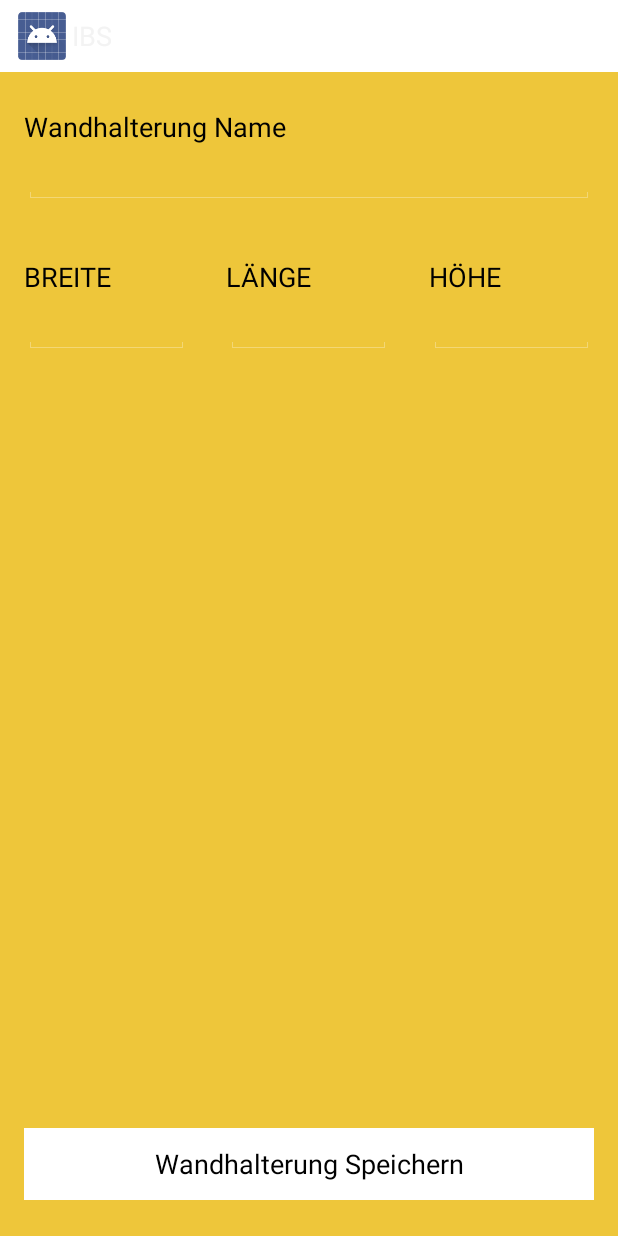
After one commit to johnyso/IBA-system, an Android app: the layout speaker_add_fragment.xml on its own in the app's theme, with its tools: preview values and no code run, on a phone screen of 412 x 824 dp. The commit adds this screen. Run offline under Robolectric (Android 15) with nearby library versions, the phone set to English and light mode, and no system bars.

Commit message:
add spekaer

```diff
--- a/app/src/main/java/de/ibs/app/overview/AddSpeaker.java
+++ b/app/src/main/java/de/ibs/app/overview/AddSpeaker.java
@@ -1,7 +1,71 @@
 package de.ibs.app.overview;
 
+import android.content.ContentValues;
+import android.content.Context;
+import android.net.Uri;
+import android.os.Bundle;
 import android.support.v4.app.Fragment;
+import android.support.v4.app.FragmentActivity;
+import android.view.LayoutInflater;
+import android.view.View;
+import android.view.ViewGroup;
+import android.widget.*;
+import de.ibs.app.R;
+import de.ibs.app.room.utils.RoomContract;
 
-public class AddSpeaker extends Fragment {
+public class AddSpeaker extends Fragment implements Button.OnClickListener {
+    private Context context;
+    private Button button;
+    private EditText height;
+    private EditText width;
+    private EditText length;
+    private EditText name;
+    private TextView id;
 
+    @Override
+    public void onCreate(Bundle savedInstanceState) {
+        super.onCreate(savedInstanceState);
+        this.context = getActivity();
+    }
+
+    @Override
+    public View onCreateView(LayoutInflater inflater, ViewGroup container, Bundle savedInstanceState) {
+        View view = inflater.inflate(R.layout.speaker_add_fragment, container, false);
+        this.button = (Button) view.findViewById(R.id.button);
+        this.height = (EditText) view.findViewById(R.id.editHeight);
+        this.width = (EditText) view.findViewById(R.id.editWidth);
+        this.length = (EditText) view.findViewById(R.id.editLength);
+        this.name = (EditText) view.findViewById(R.id.editName);
+        this.id = (TextView) view.findViewById(R.id.id);
+        this.button.setOnClickListener(this);
+        return view;
+
+    }
+
+    @Override
+    public void onClick(View v) {
+        if (this.height.getText().toString().matches("")
+                || this.width.getText().toString().matches("")
+                || this.length.getText().toString().matches("")
+                || this.name.getText().toString().matches("")) {
+            Toast toast = Toast.makeText(getActivity(), "please Enter all Datas", Toast.LENGTH_SHORT);
+            toast.show();
+        } else {
+            ContentValues values = new ContentValues();
+            values.put(RoomContract.Rooms.NAME, this.name.getText().toString());
+            Uri uri;
+            if (this.id.getText().equals("")) {
+                //  uri = getActivity().getContentResolver().insert(Uri.withAppendedPath(RoomContract.CONTENT_URI, RoomContract.ROOMS), values);
+                Toast toast = Toast.makeText(getActivity(), "Room added", Toast.LENGTH_SHORT);
+                toast.show();
+            } else {
+                // int roomId = Integer.parseInt(this.id.getText().toString());
+                // getActivity().getContentResolver().update(Uri.withAppendedPath(RoomContract.CONTENT_URI, RoomContract.ROOMS + "-" + roomId), values, null, null);
+
+                Toast toast = Toast.makeText(getActivity(), "Raumänderung gespeichert", Toast.LENGTH_SHORT);
+                toast.show();
+            }
+
+        }
+    }
 }
--- /dev/null
+++ b/app/src/main/res/layout/speaker_add_fragment.xml
@@ -0,0 +1,113 @@
+<?xml version="1.0" encoding="utf-8"?>
+
+<RelativeLayout xmlns:android="http://schemas.android.com/apk/res/android"
+                android:layout_width="match_parent"
+                android:layout_height="match_parent"
+                android:paddingTop="24dp"
+                android:paddingLeft="16dp"
+                android:paddingBottom="24dp"
+                android:paddingRight="16dp">
+    <TextView
+            android:layout_width="match_parent"
+            android:layout_height="wrap_content"
+            android:text=""
+            android:id="@+id/id"
+            android:textSize="18dp"
+            android:visibility="invisible"/>
+    <TextView
+            android:layout_width="match_parent"
+            android:layout_height="wrap_content"
+            android:text="@string/speaker_add_name"
+            android:id="@+id/textName"
+            android:textSize="18dp"
+            android:textColor="@color/black"/>
+
+    <EditText android:layout_width="match_parent"
+              android:layout_height="wrap_content"
+              android:id="@+id/editName"
+              android:layout_below="@id/textName"
+              android:singleLine="true"
+              android:lines="1"
+              android:maxLines="1"
+            />
+
+
+    <TextView
+            android:layout_width="110dp"
+            android:layout_height="wrap_content"
+            android:text="@string/room_add_width"
+            android:id="@+id/textWidth"
+            android:layout_below="@id/editName"
+            android:layout_alignParentLeft="true"
+            android:textSize="18dp"
+            android:layout_marginTop="36dp"
+            android:textColor="@color/black"
+
+            />
+    <EditText android:layout_width="110dp"
+              android:layout_height="wrap_content"
+              android:id="@+id/editWidth"
+              android:inputType="number"
+              android:singleLine="true"
+              android:lines="1"
+              android:maxLines="1"
+              android:layout_below="@id/textWidth"
+              android:layout_alignParentLeft="true"
+            />
+
+
+    <TextView
+            android:layout_width="110dp"
+            android:layout_height="wrap_content"
+            android:text="@string/room_add_length"
+            android:id="@+id/textLength"
+            android:layout_below="@id/editName"
+            android:layout_centerHorizontal="true"
+            android:textSize="18dp"
+            android:layout_marginTop="36dp"
+            android:textColor="@color/black"
+
+            />
+    <EditText android:layout_width="110dp"
+              android:layout_height="wrap_content"
+              android:id="@+id/editLength"
+              android:inputType="number"
+              android:singleLine="true"
+              android:lines="1"
+              android:maxLines="1"
+              android:layout_below="@+id/textLength"
+              android:layout_alignStart="@+id/textLength"
+            />
+
+
+    <TextView
+            android:layout_width="110dp"
+            android:layout_height="wrap_content"
+            android:text="@string/room_add_height"
+            android:id="@+id/textHeight"
+            android:layout_below="@id/editName"
+            android:layout_alignParentRight="true"
+            android:textSize="18dp"
+            android:layout_marginTop="36dp"
+            android:textColor="@color/black"
+
+            />
+    <EditText android:layout_width="110dp"
+              android:layout_height="wrap_content"
+              android:id="@+id/editHeight"
+              android:inputType="number"
+              android:singleLine="true"
+              android:lines="1"
+              android:maxLines="1"
+              android:layout_below="@+id/textHeight"
+              android:layout_alignParentEnd="true"/>
+
+    <Button android:layout_width="match_parent"
+            android:layout_height="wrap_content"
+            android:id="@+id/button"
+            android:text="@string/button_add_speaker"
+            android:background="@color/white"
+            android:textSize="18dp"
+            android:layout_alignParentBottom="true"
+            android:layout_alignParentEnd="true"/>
+</RelativeLayout>
--- a/app/src/main/res/values/strings.xml
+++ b/app/src/main/res/values/strings.xml
@@ -22,5 +22,7 @@
     <string name="title_activity_room_detail">RoomDetail</string>
     <string name="button_add_new_room">RAUM HINZUFÜGEN</string>
     <string name="hello_blank_fragment">Hello blank fragment</string>
+    <string name="speaker_add_name">Wandhalterung Name</string>
+    <string name="button_add_speaker">Wandhalterung Speichern</string>
 
 </resources>
```
